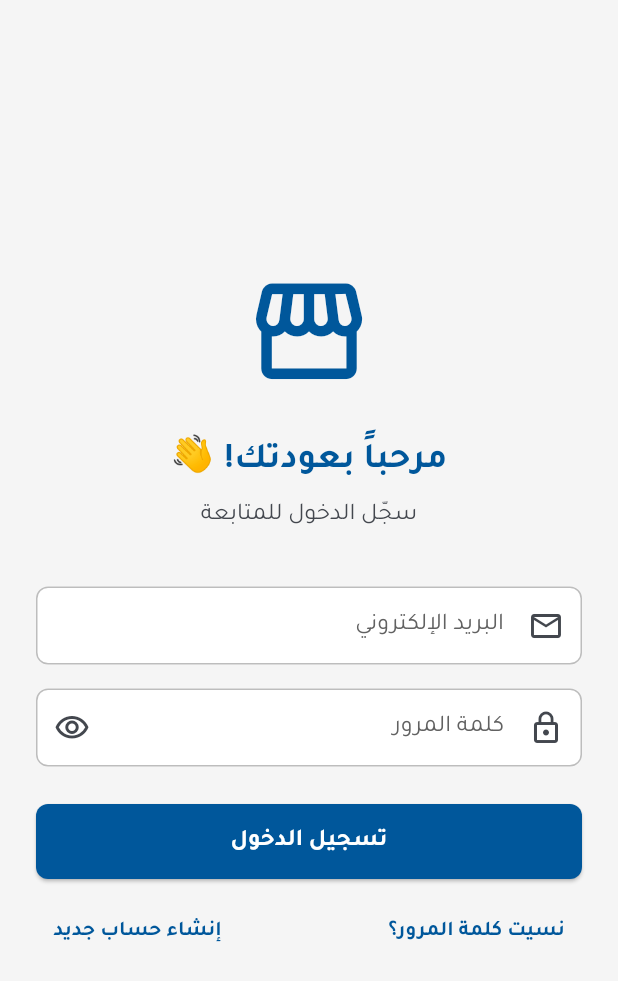
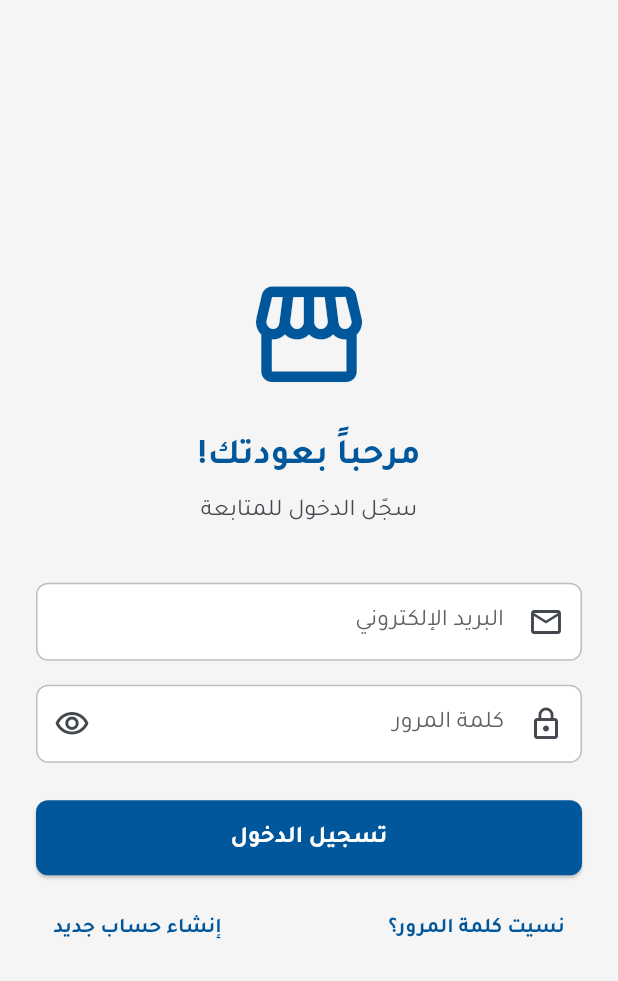
Before and after one commit to Jawhatsapp/customer-supplier-manager, a Flutter app: the LoginScreen screen opened by its route, on a phone screen of 412 x 824 dp. Shown: the top 981 px of the screen. Run offline on Flutter 3.47's test engine with Material 3 defaults, Android fonts, the phone set to English and light mode, and no system bars; our stand-ins replace badges, csv, flutter_dotenv, flutter_svg, image_picker, pdf and 6 more; missing offline and left inert: shorebird_code_push; accounts and stored records are empty.

```diff
--- a/mobile_app/lib/presentation/auth/login_screen.dart
+++ b/mobile_app/lib/presentation/auth/login_screen.dart
@@ -238,7 +238,7 @@ class _LoginScreenState extends State<LoginScreen> {
                 children: [
                   Icon( Icons.storefront_outlined, size: 85, color: theme.colorScheme.primary),
                   const SizedBox(height: 24),
-                  Text('مرحباً بعودتك! 👋', textAlign: TextAlign.center, style: theme.textTheme.headlineSmall?.copyWith(color: theme.colorScheme.primary, fontWeight: FontWeight.bold)),
+                  Text('مرحباً بعودتك! ', textAlign: TextAlign.center, style: theme.textTheme.headlineSmall?.copyWith(color: theme.colorScheme.primary, fontWeight: FontWeight.bold)),
                   const SizedBox(height: 8),
                   Text('سجّل الدخول للمتابعة', textAlign: TextAlign.center, style: theme.textTheme.titleMedium?.copyWith(color: theme.colorScheme.onSurfaceVariant)),
                   const SizedBox(height: 35),
```
